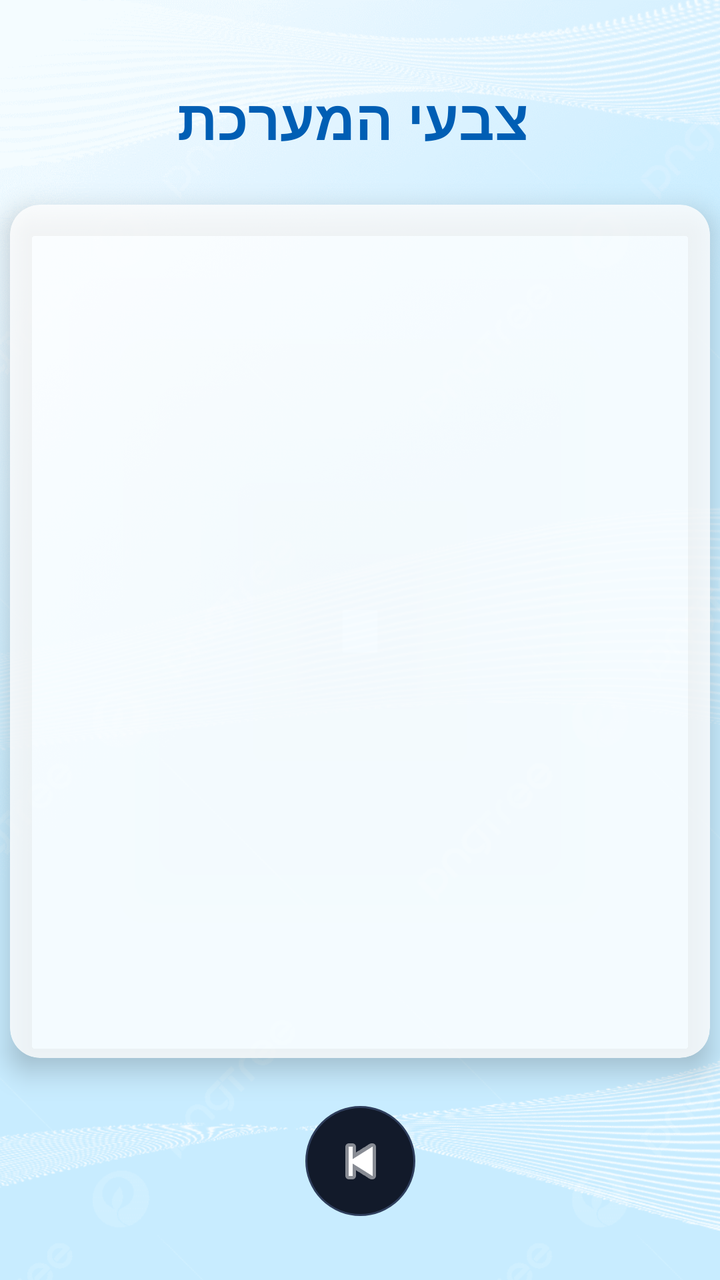
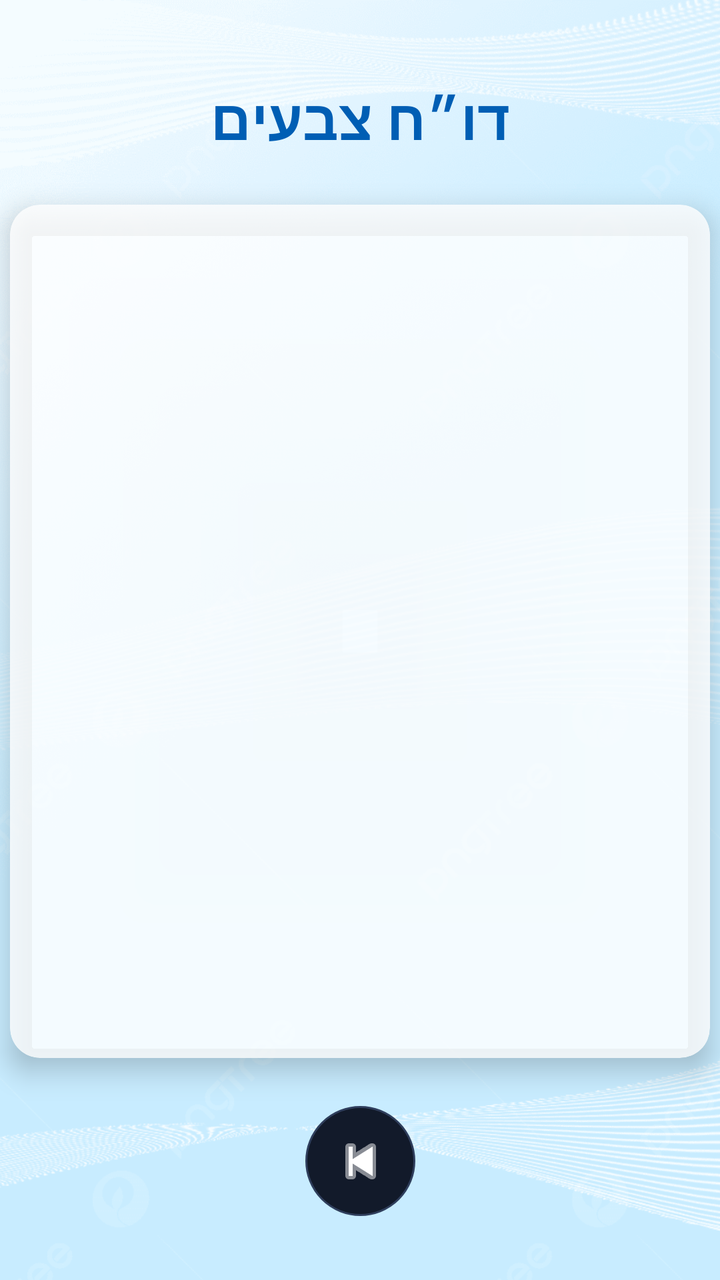

The first picture is an Android layout as it rendered before a commit; the second is the same layout after the commit. The layout source and the unified diff follow.
<!-- AndroidManifest.xml: application theme Theme.ProjectX -->
<!-- res/layout/activity_admin_manage.xml -->
<?xml version="1.0" encoding="utf-8"?>
<androidx.constraintlayout.widget.ConstraintLayout
    xmlns:android="http://schemas.android.com/apk/res/android"
    xmlns:app="http://schemas.android.com/apk/res-auto"
    xmlns:tools="http://schemas.android.com/tools"
    android:layout_width="match_parent"
    android:layout_height="match_parent"
    tools:context=".AdminManageActivity">

    <ImageView
        android:id="@+id/backgroundImage"
        android:layout_width="0dp"
        android:layout_height="0dp"
        android:scaleType="centerCrop"
        android:src="@drawable/back6"
        app:layout_constraintTop_toTopOf="parent"
        app:layout_constraintBottom_toBottomOf="parent"
        app:layout_constraintStart_toStartOf="parent"
        app:layout_constraintEnd_toEndOf="parent"/>

    <TextView
        android:id="@+id/tvManageTitle"
        android:layout_width="wrap_content"
        android:layout_height="wrap_content"
        android:text=" צבעי המערכת"
        android:textSize="28sp"
        android:textColor="#005EB4"
        android:textStyle="bold"
        android:layout_marginTop="40dp"
        app:layout_constraintTop_toTopOf="parent"
        app:layout_constraintStart_toStartOf="parent"
        app:layout_constraintEnd_toEndOf="parent" />

    <androidx.cardview.widget.CardView
        android:id="@+id/cardList"
        android:layout_width="350dp"
        android:layout_height="0dp"
        android:layout_marginTop="24dp"
        android:layout_marginBottom="24dp"
        app:cardCornerRadius="15dp"
        app:cardElevation="8dp"
        app:cardBackgroundColor="#CCFFFFFF"
        app:layout_constraintTop_toBottomOf="@id/tvManageTitle"
        app:layout_constraintBottom_toTopOf="@id/btnBack"
        app:layout_constraintStart_toStartOf="parent"
        app:layout_constraintEnd_toEndOf="parent">

        <ListView
            android:id="@+id/lvColors"
            android:layout_width="match_parent"
            android:layout_height="match_parent"
            android:divider="#DDDDDD"
            android:dividerHeight="1dp"
            android:padding="8dp"
            android:scrollbars="vertical" />

    </androidx.cardview.widget.CardView>

    <ImageButton
        android:id="@+id/btnBack"
        android:layout_width="55dp"
        android:layout_height="55dp"
        android:layout_marginBottom="32dp"
        android:background="@drawable/btn_circle_dark"
        android:scaleType="centerInside"
        android:src="@android:drawable/ic_media_previous"
        app:tint="#FFFFFF"
        app:layout_constraintBottom_toBottomOf="parent"
        app:layout_constraintStart_toStartOf="parent"
        app:layout_constraintEnd_toEndOf="parent" />

</androidx.constraintlayout.widget.ConstraintLayout>
<!-- resources referenced by this layout -->
<resources>
  <!-- drawable back6: jpg bitmap (drawable, 151864 bytes) -->
  <!-- drawable btn_circle_dark (drawable) -->
  <?xml version="1.0" encoding="utf-8"?>
  <shape xmlns:android="http://schemas.android.com/apk/res/android">
      <solid android:color="#121A2A"/>
      <corners android:radius="50dp"/>
      <stroke android:width="1dp" android:color="#2F3E5C"/>
  </shape>
  <style name="Theme.ProjectX" parent="Base.Theme.ProjectX" />
  <style name="Base.Theme.ProjectX" parent="Theme.Material3.DayNight.NoActionBar">
          
          
      </style>
</resources>

<!-- the commit's change to res/layout/activity_admin_manage.xml (unified diff, before → after) -->
@@ -22,7 +22,7 @@
         android:id="@+id/tvManageTitle"
         android:layout_width="wrap_content"
         android:layout_height="wrap_content"
-        android:text=" צבעי המערכת"
+        android:text="דו״ח צבעים"
         android:textSize="28sp"
         android:textColor="#005EB4"
         android:textStyle="bold"
